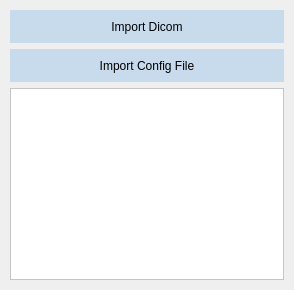
Qt form src/windows/ui/import_view.ui (brachify/brachify) before a commit.
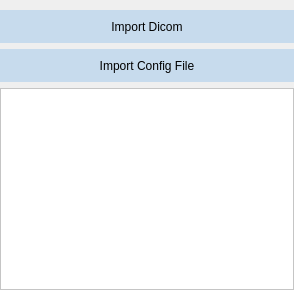
The same form after that commit.

```diff
--- a/src/windows/ui/import_view.ui
+++ b/src/windows/ui/import_view.ui
@@ -30,16 +30,16 @@
   </property>
   <layout class="QVBoxLayout" name="verticalLayout_3">
    <property name="leftMargin">
-    <number>10</number>
+    <number>0</number>
    </property>
    <property name="topMargin">
     <number>10</number>
    </property>
    <property name="rightMargin">
-    <number>10</number>
+    <number>0</number>
    </property>
    <property name="bottomMargin">
-    <number>10</number>
+    <number>0</number>
    </property>
    <item>
     <widget class="QPushButton" name="btn_import_folder">
```
